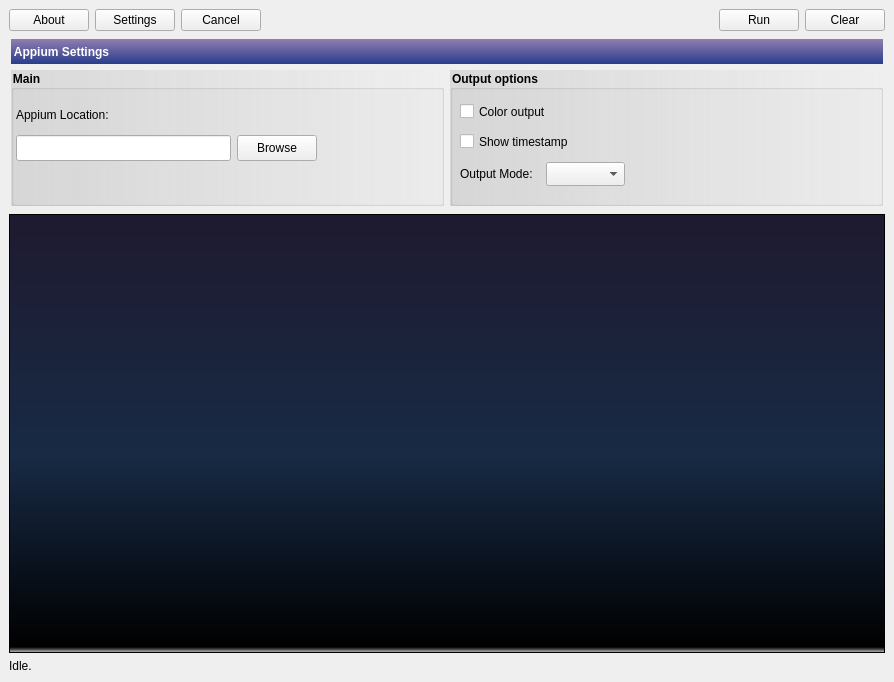
Before: the Qt Designer form models/main_window.ui in drtwisted/appium-dot-run, drawn with Qt 5.
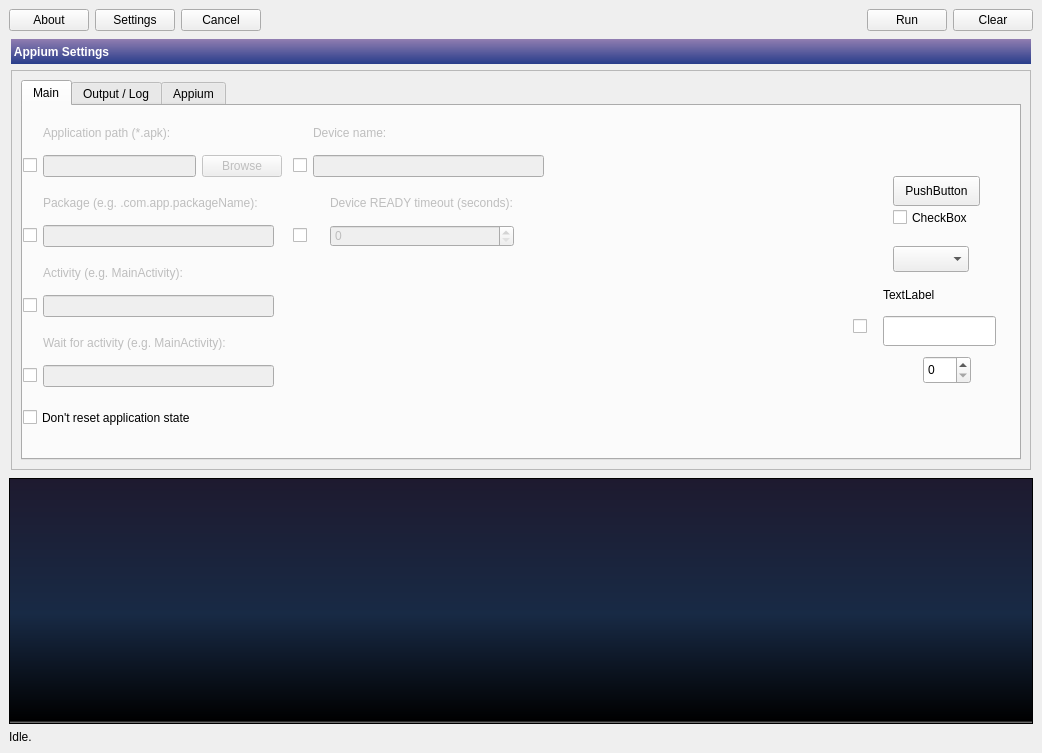
After: the same form once the commit is applied. Icons and pictures are not drawn.

Commit message: Add Basic settings ui elements These are dummies for now:     'AppPath',     'AppActivity',     'AppPackage',     'WaitForActivity',     'DeviceName',     'DeviceReadyTimeout',     'UseLocalTimeZone',     'ServerAddress',     'ServerPort',     'ServerCommandTimeout'

The edit to the form file:
```diff
--- a/models/main_window.ui
+++ b/models/main_window.ui
@@ -6,8 +6,8 @@
    <rect>
     <x>0</x>
     <y>0</y>
-    <width>894</width>
-    <height>682</height>
+    <width>1042</width>
+    <height>753</height>
    </rect>
   </property>
   <property name="windowTitle">
@@ -39,7 +39,14 @@
   </property>
   <widget class="QWidget" name="centralwidget">
    <layout class="QGridLayout" name="gridLayout_2">
-    <item row="0" column="0">
+    <item row="2" column="0">
+     <widget class="QLabel" name="lbStatus">
+      <property name="text">
+       <string>Idle.</string>
+      </property>
+     </widget>
+    </item>
+    <item row="1" column="0">
      <layout class="QVBoxLayout" name="verticalLayout">
       <item>
        <layout class="QHBoxLayout" name="horizontalLayout">
@@ -170,13 +177,16 @@
            </item>
            <item>
             <layout class="QHBoxLayout" name="horizontalLayout_2">
+             <property name="spacing">
+              <number>0</number>
+             </property>
              <property name="sizeConstraint">
               <enum>QLayout::SetDefaultConstraint</enum>
              </property>
              <item>
-              <widget class="QGroupBox" name="grpMainSettings">
+              <widget class="QFrame" name="frame">
                <property name="sizePolicy">
-                <sizepolicy hsizetype="Preferred" vsizetype="Minimum">
+                <sizepolicy hsizetype="MinimumExpanding" vsizetype="MinimumExpanding">
                  <horstretch>0</horstretch>
                  <verstretch>0</verstretch>
                 </sizepolicy>
@@ -184,54 +194,63 @@
                <property name="minimumSize">
                 <size>
                  <width>0</width>
-                 <height>136</height>
+                 <height>400</height>
                 </size>
                </property>
-               <property name="title">
+               <property name="frameShape">
+                <enum>QFrame::StyledPanel</enum>
+               </property>
+               <property name="frameShadow">
+                <enum>QFrame::Raised</enum>
+               </property>
+               <layout class="QGridLayout" name="gridLayout">
+                <item row="0" column="0">
+                 <widget class="QTabWidget" name="tabWidget">
+                  <property name="currentIndex">
+                   <number>0</number>
+                  </property>
+                  <widget class="QWidget" name="tabMain">
+                   <attribute name="title">
                 <string>Main</string>
-               </property>
-               <widget class="QWidget" name="layoutWidget">
+                   </attribute>
+                   <widget class="QWidget" name="gridLayoutWidget">
                 <property name="geometry">
                  <rect>
-                  <x>5</x>
-                  <y>30</y>
-                  <width>301</width>
+                      <x>0</x>
+                      <y>10</y>
+                      <width>259</width>
                   <height>61</height>
                  </rect>
                 </property>
-                <layout class="QVBoxLayout" name="verticalLayout_3">
-                 <item>
-                  <widget class="QLabel" name="lbAppiumLocation">
+                    <layout class="QGridLayout" name="gridLayout_4">
+                     <item row="0" column="1">
+                      <widget class="QLabel" name="lbAppPath">
+                       <property name="enabled">
+                        <bool>false</bool>
+                       </property>
                    <property name="text">
-                    <string>Appium Location:</string>
+                        <string>Application path (*.apk):</string>
                    </property>
                   </widget>
                  </item>
-                 <item>
-                  <layout class="QHBoxLayout" name="horizontalLayout_3">
-                   <item>
-                    <widget class="QLineEdit" name="leAppiumLocation">
-                     <property name="minimumSize">
-                      <size>
-                       <width>0</width>
-                       <height>26</height>
-                      </size>
+                     <item row="1" column="1">
+                      <widget class="QLineEdit" name="leAppPath">
+                       <property name="enabled">
+                        <bool>false</bool>
                      </property>
                     </widget>
                    </item>
-                   <item>
-                    <widget class="QPushButton" name="btnBrowseAppiumLocation">
-                     <property name="sizePolicy">
-                      <sizepolicy hsizetype="Preferred" vsizetype="Fixed">
-                       <horstretch>0</horstretch>
-                       <verstretch>0</verstretch>
-                      </sizepolicy>
-                     </property>
-                     <property name="minimumSize">
-                      <size>
-                       <width>0</width>
-                       <height>26</height>
-                      </size>
+                     <item row="1" column="0">
+                      <widget class="QCheckBox" name="cbAppPath">
+                       <property name="text">
+                        <string/>
+                       </property>
+                      </widget>
+                     </item>
+                     <item row="1" column="2">
+                      <widget class="QPushButton" name="btnAppPath">
+                       <property name="enabled">
+                        <bool>false</bool>
                      </property>
                      <property name="text">
                       <string>Browse</string>
@@ -239,40 +258,292 @@
                     </widget>
                    </item>
                   </layout>
-                 </item>
-                </layout>
-               </widget>
-              </widget>
-             </item>
-             <item>
-              <widget class="QGroupBox" name="grpOutputOptions">
-               <property name="title">
-                <string>Output options</string>
-               </property>
-               <property name="flat">
+                   </widget>
+                   <widget class="QLabel" name="label_2">
+                    <property name="geometry">
+                     <rect>
+                      <x>860</x>
+                      <y>180</y>
+                      <width>57</width>
+                      <height>18</height>
+                     </rect>
+                    </property>
+                    <property name="text">
+                     <string>TextLabel</string>
+                    </property>
+                   </widget>
+                   <widget class="QLineEdit" name="lineEdit_3">
+                    <property name="geometry">
+                     <rect>
+                      <x>860</x>
+                      <y>210</y>
+                      <width>113</width>
+                      <height>30</height>
+                     </rect>
+                    </property>
+                   </widget>
+                   <widget class="QComboBox" name="comboBox">
+                    <property name="geometry">
+                     <rect>
+                      <x>870</x>
+                      <y>140</y>
+                      <width>76</width>
+                      <height>26</height>
+                     </rect>
+                    </property>
+                   </widget>
+                   <widget class="QCheckBox" name="checkBox">
+                    <property name="geometry">
+                     <rect>
+                      <x>870</x>
+                      <y>100</y>
+                      <width>86</width>
+                      <height>23</height>
+                     </rect>
+                    </property>
+                    <property name="text">
+                     <string>CheckBox</string>
+                    </property>
+                   </widget>
+                   <widget class="QPushButton" name="pushButton">
+                    <property name="geometry">
+                     <rect>
+                      <x>870</x>
+                      <y>70</y>
+                      <width>87</width>
+                      <height>30</height>
+                     </rect>
+                    </property>
+                    <property name="text">
+                     <string>PushButton</string>
+                    </property>
+                   </widget>
+                   <widget class="QCheckBox" name="cbDontResetAppState">
+                    <property name="geometry">
+                     <rect>
+                      <x>0</x>
+                      <y>300</y>
+                      <width>191</width>
+                      <height>23</height>
+                     </rect>
+                    </property>
+                    <property name="text">
+                     <string>Don't reset application state</string>
+                    </property>
+                   </widget>
+                   <widget class="QCheckBox" name="checkBox_2">
+                    <property name="geometry">
+                     <rect>
+                      <x>830</x>
+                      <y>210</y>
+                      <width>19</width>
+                      <height>20</height>
+                     </rect>
+                    </property>
+                    <property name="text">
+                     <string/>
+                    </property>
+                   </widget>
+                   <widget class="QWidget" name="gridLayoutWidget_2">
+                    <property name="geometry">
+                     <rect>
+                      <x>0</x>
+                      <y>80</y>
+                      <width>251</width>
+                      <height>61</height>
+                     </rect>
+                    </property>
+                    <layout class="QGridLayout" name="gridLayout_5">
+                     <item row="1" column="0">
+                      <widget class="QCheckBox" name="cbAppPackage">
+                       <property name="text">
+                        <string/>
+                       </property>
+                      </widget>
+                     </item>
+                     <item row="1" column="1">
+                      <widget class="QLineEdit" name="leAppPackage">
+                       <property name="enabled">
+                        <bool>false</bool>
+                       </property>
+                      </widget>
+                     </item>
+                     <item row="0" column="1">
+                      <widget class="QLabel" name="lbAppPackage">
+                       <property name="enabled">
+                        <bool>false</bool>
+                       </property>
+                       <property name="text">
+                        <string>Package (e.g. .com.app.packageName):</string>
+                       </property>
+                      </widget>
+                     </item>
+                    </layout>
+                   </widget>
+                   <widget class="QWidget" name="gridLayoutWidget_3">
+                    <property name="geometry">
+                     <rect>
+                      <x>0</x>
+                      <y>150</y>
+                      <width>251</width>
+                      <height>61</height>
+                     </rect>
+                    </property>
+                    <layout class="QGridLayout" name="gridLayout_6">
+                     <item row="1" column="0">
+                      <widget class="QCheckBox" name="cbAppActivity">
+                       <property name="text">
+                        <string/>
+                       </property>
+                      </widget>
+                     </item>
+                     <item row="1" column="1">
+                      <widget class="QLineEdit" name="leAppActivity">
+                       <property name="enabled">
+                        <bool>false</bool>
+                       </property>
+                      </widget>
+                     </item>
+                     <item row="0" column="1">
+                      <widget class="QLabel" name="lbAppActivity">
+                       <property name="enabled">
                 <bool>false</bool>
                </property>
-               <widget class="QCheckBox" name="cbShowTimeStamp">
+                       <property name="text">
+                        <string>Activity (e.g. MainActivity):</string>
+                       </property>
+                      </widget>
+                     </item>
+                    </layout>
+                   </widget>
+                   <widget class="QWidget" name="gridLayoutWidget_4">
                 <property name="geometry">
                  <rect>
-                  <x>10</x>
-                  <y>60</y>
-                  <width>125</width>
-                  <height>23</height>
-                 </rect>
-                </property>
-                <property name="autoFillBackground">
+                      <x>0</x>
+                      <y>220</y>
+                      <width>251</width>
+                      <height>61</height>
+                     </rect>
+                    </property>
+                    <layout class="QGridLayout" name="gridLayout_7">
+                     <item row="1" column="0">
+                      <widget class="QCheckBox" name="cbWaitForActivity">
+                       <property name="text">
+                        <string/>
+                       </property>
+                      </widget>
+                     </item>
+                     <item row="1" column="1">
+                      <widget class="QLineEdit" name="leWaitForActivity">
+                       <property name="enabled">
                  <bool>false</bool>
                 </property>
+                      </widget>
+                     </item>
+                     <item row="0" column="1">
+                      <widget class="QLabel" name="lbWaitForActivity">
+                       <property name="enabled">
+                        <bool>false</bool>
+                       </property>
                 <property name="text">
-                 <string>Show timestamp</string>
-                </property>
-               </widget>
-               <widget class="QWidget" name="layoutWidget">
+                        <string>Wait for activity (e.g. MainActivity):</string>
+                       </property>
+                      </widget>
+                     </item>
+                    </layout>
+                   </widget>
+                   <widget class="QWidget" name="gridLayoutWidget_7">
                 <property name="geometry">
                  <rect>
-                  <x>10</x>
-                  <y>90</y>
+                      <x>270</x>
+                      <y>80</y>
+                      <width>221</width>
+                      <height>61</height>
+                     </rect>
+                    </property>
+                    <layout class="QGridLayout" name="gridLayout_10">
+                     <item row="1" column="0">
+                      <widget class="QCheckBox" name="cbDeviceReadyTimeout">
+                       <property name="text">
+                        <string/>
+                       </property>
+                      </widget>
+                     </item>
+                     <item row="0" column="1">
+                      <widget class="QLabel" name="lbDeviceReadyTimeout">
+                       <property name="enabled">
+                        <bool>false</bool>
+                       </property>
+                       <property name="text">
+                        <string>Device READY timeout (seconds):</string>
+                       </property>
+                      </widget>
+                     </item>
+                     <item row="1" column="1">
+                      <widget class="QSpinBox" name="sbDeviceReadyTimeout">
+                       <property name="enabled">
+                        <bool>false</bool>
+                       </property>
+                      </widget>
+                     </item>
+                    </layout>
+                   </widget>
+                   <widget class="QWidget" name="gridLayoutWidget_8">
+                    <property name="geometry">
+                     <rect>
+                      <x>270</x>
+                      <y>10</y>
+                      <width>251</width>
+                      <height>61</height>
+                     </rect>
+                    </property>
+                    <layout class="QGridLayout" name="gridLayout_11">
+                     <item row="1" column="0">
+                      <widget class="QCheckBox" name="cbDeviceName">
+                       <property name="text">
+                        <string/>
+                       </property>
+                      </widget>
+                     </item>
+                     <item row="1" column="1">
+                      <widget class="QLineEdit" name="leDeviceName">
+                       <property name="enabled">
+                        <bool>false</bool>
+                       </property>
+                      </widget>
+                     </item>
+                     <item row="0" column="1">
+                      <widget class="QLabel" name="lbDeviceName">
+                       <property name="enabled">
+                        <bool>false</bool>
+                       </property>
+                       <property name="text">
+                        <string>Device name:</string>
+                       </property>
+                      </widget>
+                     </item>
+                    </layout>
+                   </widget>
+                   <widget class="QSpinBox" name="spinBox">
+                    <property name="geometry">
+                     <rect>
+                      <x>900</x>
+                      <y>250</y>
+                      <width>48</width>
+                      <height>28</height>
+                     </rect>
+                    </property>
+                   </widget>
+                  </widget>
+                  <widget class="QWidget" name="tabLog">
+                   <attribute name="title">
+                    <string>Output / Log</string>
+                   </attribute>
+                   <widget class="QWidget" name="layoutWidget_2">
+                    <property name="geometry">
+                     <rect>
+                      <x>20</x>
+                      <y>120</y>
                   <width>165</width>
                   <height>28</height>
                  </rect>
@@ -315,7 +586,7 @@
                <widget class="QCheckBox" name="cbColorOutput">
                 <property name="geometry">
                  <rect>
-                  <x>10</x>
+                      <x>20</x>
                   <y>30</y>
                   <width>125</width>
                   <height>23</height>
@@ -328,6 +599,319 @@
                  <string>Color output</string>
                 </property>
                </widget>
+                   <widget class="Line" name="line">
+                    <property name="geometry">
+                     <rect>
+                      <x>203</x>
+                      <y>10</y>
+                      <width>20</width>
+                      <height>271</height>
+                     </rect>
+                    </property>
+                    <property name="orientation">
+                     <enum>Qt::Vertical</enum>
+                    </property>
+                   </widget>
+                   <widget class="QWidget" name="layoutWidget">
+                    <property name="geometry">
+                     <rect>
+                      <x>220</x>
+                      <y>25</y>
+                      <width>221</width>
+                      <height>61</height>
+                     </rect>
+                    </property>
+                    <layout class="QVBoxLayout" name="verticalLayout_4">
+                     <item>
+                      <layout class="QHBoxLayout" name="horizontalLayout_5">
+                       <item>
+                        <widget class="QCheckBox" name="cbLogOutput">
+                         <property name="text">
+                          <string>Log to file</string>
+                         </property>
+                        </widget>
+                       </item>
+                       <item>
+                        <widget class="QPushButton" name="btnLogOutputBrowse">
+                         <property name="text">
+                          <string>Browse</string>
+                         </property>
+                        </widget>
+                       </item>
+                      </layout>
+                     </item>
+                     <item>
+                      <widget class="QLabel" name="lbLogOutputFileName">
+                       <property name="text">
+                        <string>(none)</string>
+                       </property>
+                      </widget>
+                     </item>
+                    </layout>
+                   </widget>
+                   <widget class="QWidget" name="layoutWidget">
+                    <property name="geometry">
+                     <rect>
+                      <x>20</x>
+                      <y>60</y>
+                      <width>166</width>
+                      <height>56</height>
+                     </rect>
+                    </property>
+                    <layout class="QVBoxLayout" name="verticalLayout_5">
+                     <item>
+                      <widget class="QCheckBox" name="cbShowTimeStamp">
+                       <property name="autoFillBackground">
+                        <bool>false</bool>
+                       </property>
+                       <property name="text">
+                        <string>Show timestamp</string>
+                       </property>
+                      </widget>
+                     </item>
+                     <item>
+                      <layout class="QHBoxLayout" name="horizontalLayout_6">
+                       <item>
+                        <spacer name="horizontalSpacer_2">
+                         <property name="orientation">
+                          <enum>Qt::Horizontal</enum>
+                         </property>
+                         <property name="sizeType">
+                          <enum>QSizePolicy::Fixed</enum>
+                         </property>
+                         <property name="sizeHint" stdset="0">
+                          <size>
+                           <width>15</width>
+                           <height>20</height>
+                          </size>
+                         </property>
+                        </spacer>
+                       </item>
+                       <item>
+                        <widget class="QCheckBox" name="cbUseLocalTimeZone">
+                         <property name="enabled">
+                          <bool>false</bool>
+                         </property>
+                         <property name="text">
+                          <string>Use local time zone</string>
+                         </property>
+                        </widget>
+                       </item>
+                      </layout>
+                     </item>
+                    </layout>
+                   </widget>
+                  </widget>
+                  <widget class="QWidget" name="tabAppium">
+                   <attribute name="title">
+                    <string>Appium</string>
+                   </attribute>
+                   <widget class="QWidget" name="layoutWidget_3">
+                    <property name="geometry">
+                     <rect>
+                      <x>10</x>
+                      <y>10</y>
+                      <width>301</width>
+                      <height>61</height>
+                     </rect>
+                    </property>
+                    <layout class="QVBoxLayout" name="verticalLayout_3">
+                     <item>
+                      <widget class="QLabel" name="lbAppiumLocation">
+                       <property name="text">
+                        <string>Appium Location:</string>
+                       </property>
+                      </widget>
+                     </item>
+                     <item>
+                      <layout class="QHBoxLayout" name="horizontalLayout_3">
+                       <item>
+                        <widget class="QLineEdit" name="leAppiumLocation">
+                         <property name="minimumSize">
+                          <size>
+                           <width>0</width>
+                           <height>26</height>
+                          </size>
+                         </property>
+                        </widget>
+                       </item>
+                       <item>
+                        <widget class="QPushButton" name="btnBrowseAppiumLocation">
+                         <property name="sizePolicy">
+                          <sizepolicy hsizetype="Preferred" vsizetype="Fixed">
+                           <horstretch>0</horstretch>
+                           <verstretch>0</verstretch>
+                          </sizepolicy>
+                         </property>
+                         <property name="minimumSize">
+                          <size>
+                           <width>0</width>
+                           <height>26</height>
+                          </size>
+                         </property>
+                         <property name="text">
+                          <string>Browse</string>
+                         </property>
+                        </widget>
+                       </item>
+                      </layout>
+                     </item>
+                    </layout>
+                   </widget>
+                   <widget class="QCheckBox" name="cbShowStartupCmd">
+                    <property name="geometry">
+                     <rect>
+                      <x>10</x>
+                      <y>80</y>
+                      <width>165</width>
+                      <height>23</height>
+                     </rect>
+                    </property>
+                    <property name="text">
+                     <string>Show startup command</string>
+                    </property>
+                   </widget>
+                   <widget class="QWidget" name="layoutWidget_4">
+                    <property name="geometry">
+                     <rect>
+                      <x>10</x>
+                      <y>110</y>
+                      <width>260</width>
+                      <height>61</height>
+                     </rect>
+                    </property>
+                    <layout class="QHBoxLayout" name="horizontalLayout_7">
+                     <property name="sizeConstraint">
+                      <enum>QLayout::SetFixedSize</enum>
+                     </property>
+                     <item>
+                      <layout class="QGridLayout" name="gridLayout_8">
+                       <item row="0" column="1">
+                        <widget class="QLabel" name="lbServerAddress">
+                         <property name="enabled">
+                          <bool>false</bool>
+                         </property>
+                         <property name="text">
+                          <string>Address:</string>
+                         </property>
+                        </widget>
+                       </item>
+                       <item row="1" column="1">
+                        <widget class="QLineEdit" name="leServerAddress">
+                         <property name="enabled">
+                          <bool>false</bool>
+                         </property>
+                         <property name="sizePolicy">
+                          <sizepolicy hsizetype="MinimumExpanding" vsizetype="Fixed">
+                           <horstretch>0</horstretch>
+                           <verstretch>0</verstretch>
+                          </sizepolicy>
+                         </property>
+                         <property name="minimumSize">
+                          <size>
+                           <width>138</width>
+                           <height>0</height>
+                          </size>
+                         </property>
+                        </widget>
+                       </item>
+                       <item row="1" column="0">
+                        <widget class="QCheckBox" name="cbServerAddress">
+                         <property name="text">
+                          <string/>
+                         </property>
+                        </widget>
+                       </item>
+                      </layout>
+                     </item>
+                     <item>
+                      <layout class="QGridLayout" name="gridLayout_9">
+                       <item row="1" column="1">
+                        <widget class="QLineEdit" name="leServerPort">
+                         <property name="enabled">
+                          <bool>false</bool>
+                         </property>
+                         <property name="sizePolicy">
+                          <sizepolicy hsizetype="Minimum" vsizetype="Fixed">
+                           <horstretch>0</horstretch>
+                           <verstretch>0</verstretch>
+                          </sizepolicy>
+                         </property>
+                         <property name="minimumSize">
+                          <size>
+                           <width>60</width>
+                           <height>0</height>
+                          </size>
+                         </property>
+                        </widget>
+                       </item>
+                       <item row="0" column="1">
+                        <widget class="QLabel" name="lbServerPort">
+                         <property name="enabled">
+                          <bool>false</bool>
+                         </property>
+                         <property name="sizePolicy">
+                          <sizepolicy hsizetype="Minimum" vsizetype="Fixed">
+                           <horstretch>0</horstretch>
+                           <verstretch>0</verstretch>
+                          </sizepolicy>
+                         </property>
+                         <property name="text">
+                          <string>Port:</string>
+                         </property>
+                        </widget>
+                       </item>
+                       <item row="1" column="0">
+                        <widget class="QCheckBox" name="cbServerPort">
+                         <property name="text">
+                          <string/>
+                         </property>
+                        </widget>
+                       </item>
+                      </layout>
+                     </item>
+                    </layout>
+                   </widget>
+                   <widget class="QWidget" name="gridLayoutWidget_9">
+                    <property name="geometry">
+                     <rect>
+                      <x>10</x>
+                      <y>180</y>
+                      <width>195</width>
+                      <height>59</height>
+                     </rect>
+                    </property>
+                    <layout class="QGridLayout" name="gridLayout_12">
+                     <item row="0" column="1">
+                      <widget class="QLabel" name="lbServerCommandTimeout">
+                       <property name="enabled">
+                        <bool>false</bool>
+                       </property>
+                       <property name="text">
+                        <string>Command timeout (seconds):</string>
+                       </property>
+                      </widget>
+                     </item>
+                     <item row="1" column="0">
+                      <widget class="QCheckBox" name="cbServerCommandTimeout">
+                       <property name="text">
+                        <string/>
+                       </property>
+                      </widget>
+                     </item>
+                     <item row="1" column="1">
+                      <widget class="QSpinBox" name="sbServerCommandTimeout">
+                       <property name="enabled">
+                        <bool>false</bool>
+                       </property>
+                      </widget>
+                     </item>
+                    </layout>
+                   </widget>
+                  </widget>
+                 </widget>
+                </item>
+               </layout>
               </widget>
              </item>
             </layout>
@@ -362,13 +946,6 @@
       </item>
      </layout>
     </item>
-    <item row="1" column="0">
-     <widget class="QLabel" name="lbStatus">
-      <property name="text">
-       <string>Idle.</string>
-      </property>
-     </widget>
-    </item>
    </layout>
   </widget>
  </widget>
```
Lines whose indentation alone changed are shown as unchanged. The commit also changes 9 other files.
